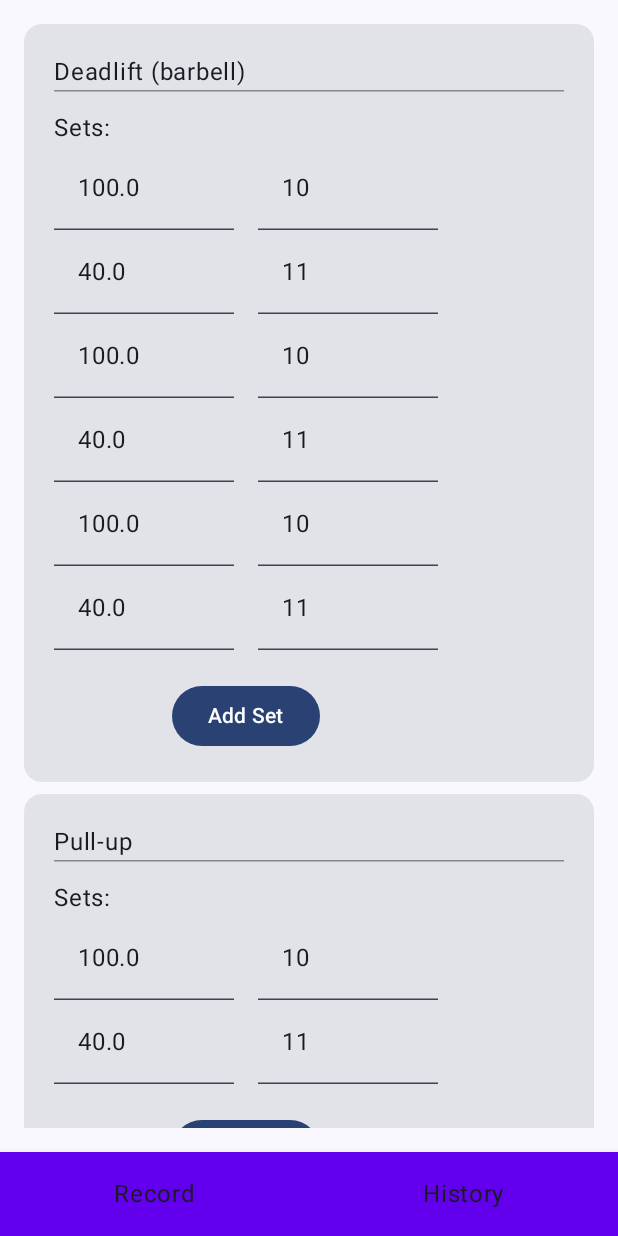
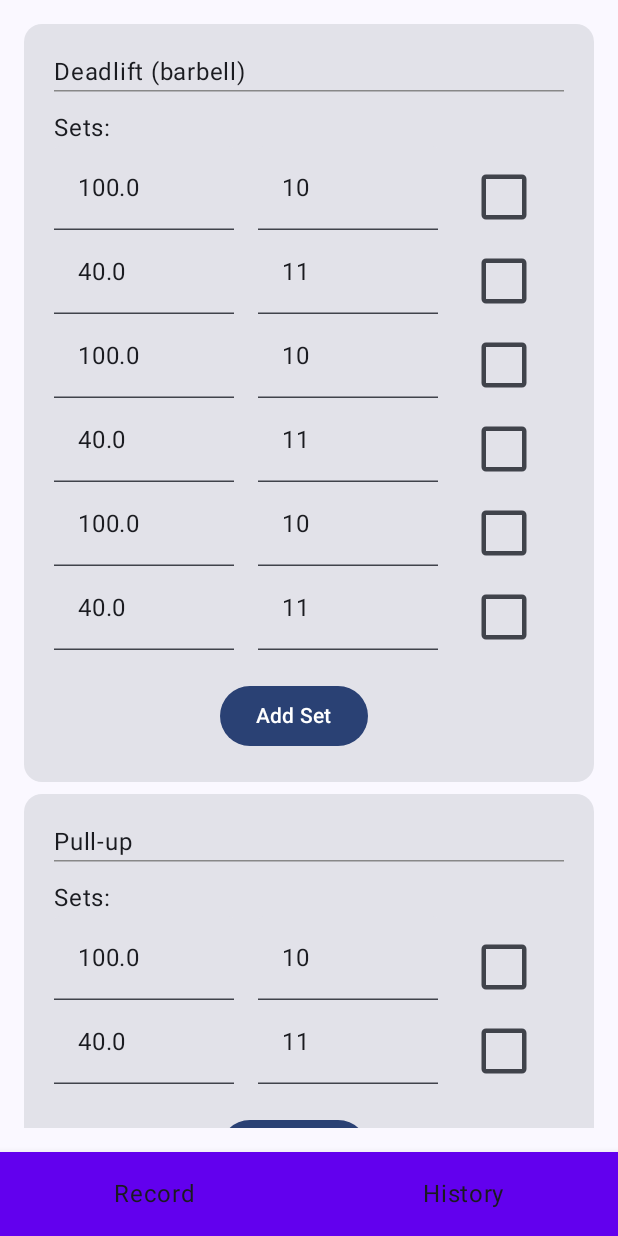
Before and after one commit to markuslem/GymNotebook, an Android app built with Jetpack Compose: the screen it shows after launch (MainActivity), after a tap on "Full body", on a phone screen of 412 x 824 dp. Run offline under Robolectric (Android 15) with nearby library versions, the phone set to English and light mode, and no system bars.

Commit message:
Set completed checkbox added

```diff
--- a/app/src/main/java/com/example/gymnotebook/ui/cards/SetsCard.kt
+++ b/app/src/main/java/com/example/gymnotebook/ui/cards/ExerciseCard.kt
@@ -10,14 +10,19 @@ import androidx.compose.foundation.layout.width
 import androidx.compose.foundation.text.KeyboardOptions
 import androidx.compose.material3.Button
 import androidx.compose.material3.Card
+import androidx.compose.material3.Checkbox
 import androidx.compose.material3.HorizontalDivider
 import androidx.compose.material3.Text
 import androidx.compose.material3.TextField
 import androidx.compose.runtime.Composable
+import androidx.compose.runtime.getValue
 import androidx.compose.runtime.mutableStateListOf
+import androidx.compose.runtime.mutableStateOf
 import androidx.compose.runtime.remember
+import androidx.compose.runtime.setValue
 import androidx.compose.ui.Alignment
 import androidx.compose.ui.Modifier
+import androidx.compose.ui.draw.scale
 import androidx.compose.ui.graphics.Color
 import androidx.compose.ui.text.input.KeyboardType
 import androidx.compose.ui.tooling.preview.Preview
@@ -44,11 +49,11 @@ fun ExerciseCard(
     val weightValueStrs =
         remember { mutableStateListOf(*Array(sets.size) { sets[it].weight.toString() }) }
     // Weight is valid if it got updated in the viewmodel the last time the user updated the value
-    val isWeightValid = remember { mutableStateListOf(*Array(sets.size) { false }) }
+    val isWeightValid = remember { mutableStateListOf(*Array(sets.size) { true }) }
 
     val repsValueStrs =
         remember { mutableStateListOf(*Array(sets.size) { sets[it].reps.toString() }) }
-    val isRepsValid = remember { mutableStateListOf(*Array(sets.size) { false }) }
+    val isRepsValid = remember { mutableStateListOf(*Array(sets.size) { true }) }
 
     Card(modifier = modifier) {
         Column(modifier = Modifier.padding(20.dp)) {
@@ -65,6 +70,8 @@ fun ExerciseCard(
             ) {
                 sets.forEachIndexed { index, set ->
                     Row {
+                        // Whether the checkbox is checked or not
+                        var checked by remember { mutableStateOf(false) }
                         TextField(
                             modifier = Modifier.width(120.dp),
                             value = weightValueStrs[index],
@@ -73,6 +80,7 @@ fun ExerciseCard(
                                 // In case of an empty string the weight value will not get updated in viewmodel
                                 val inAcceptableFormat = doublePattern.matches(newWeight)
                                 isWeightValid[index] = false
+                                checked = false // Since value is changed
                                 // TODO: if weight is invalid: task completed == false
                                 if (inAcceptableFormat) {
                                     if (newWeight != "") {
@@ -94,6 +102,7 @@ fun ExerciseCard(
                             value = repsValueStrs[index],
                             onValueChange = { newReps ->
                                 val newRepsInt = newReps.toIntOrNull()
+                                checked = false // Since value is changed
                                 if (newRepsInt == null) { // Most likely entered an empty string
                                     isRepsValid[index] = false
                                     // TODO: task completed = false
@@ -106,7 +115,12 @@ fun ExerciseCard(
                             },
                             keyboardOptions = KeyboardOptions(keyboardType = KeyboardType.Number)
                         )
-                        // TODO: add task completed checkbox
+                        // Task completed checkbox
+                        Checkbox(modifier = Modifier
+                            .scale(1.5f)
+                            .padding(start = 16.dp, top = 8.dp),
+                            checked = checked, onCheckedChange =
+                            { if (isRepsValid[index] && isWeightValid[index]) checked = it })
                     }
                 }
 
--- a/app/src/main/java/com/example/gymnotebook/ui/screens/GymNotebookScreen.kt
+++ b/app/src/main/java/com/example/gymnotebook/ui/screens/GymNotebookScreen.kt
@@ -96,7 +96,7 @@ fun GymNotebookApp(
                     onRepsChanged = { exerciseId, setId, newReps ->
                         viewModel.changeReps(exerciseId, setId, newReps)
                     },
-                    uiState = uiState,
+                    exercises = uiState.currentExercises ?: listOf(),
                     onWorkoutFinished = {
                         navController.navigate(AppScreen.RecordWorkout.name)
                         viewModel.finishWorkout()
--- a/app/src/main/java/com/example/gymnotebook/ui/screens/OngoingWorkoutScreen.kt
+++ b/app/src/main/java/com/example/gymnotebook/ui/screens/OngoingWorkoutScreen.kt
@@ -17,6 +17,7 @@ import androidx.compose.ui.Modifier
 import androidx.compose.ui.tooling.preview.Preview
 import androidx.compose.ui.unit.dp
 import com.example.gymnotebook.data.AppUiState
+import com.example.gymnotebook.data.DataSource
 import com.example.gymnotebook.data.Exercise
 import com.example.gymnotebook.ui.cards.ExerciseCard
 import com.example.gymnotebook.ui.theme.GymNotebookTheme
@@ -28,15 +29,15 @@ fun OngoingWorkoutScreen(
     onWeightChanged: (UUID, UUID, Float) -> Unit,
     onRepsChanged: (UUID, UUID, Int) -> Unit,
     onWorkoutFinished: () -> Unit,
-    uiState: AppUiState,
+    exercises: List<Exercise>,
     addExercise: () -> Unit,
     addSet: (UUID) -> Unit,
 ) {
-    val exercises: List<Exercise> = uiState.currentExercises?.toList() ?: listOf()
     /* Displaying all exercises with their sets (weights and reps included) from the currently
     selected precomposed workout.
-    In the future TODO: new sets can be added when the workout is in progress
+    In the future
                   TODO: new sets can be removed when the workout is in progress
+                  TODO: sets have a done button
     */
     LazyColumn(
         modifier = Modifier
@@ -86,7 +87,7 @@ fun OngoingWorkoutScreenPreview() {
             onWeightChanged = { _: UUID, _: UUID, _: Float -> },
             onRepsChanged = { _: UUID, _: UUID, _: Int -> },
             onWorkoutFinished = {},
-            uiState = AppUiState(),
+            exercises = DataSource.workoutPlansHM.values.toList()[0].exercisesList,
             addExercise = {},
             addSet = {},
         )
```
